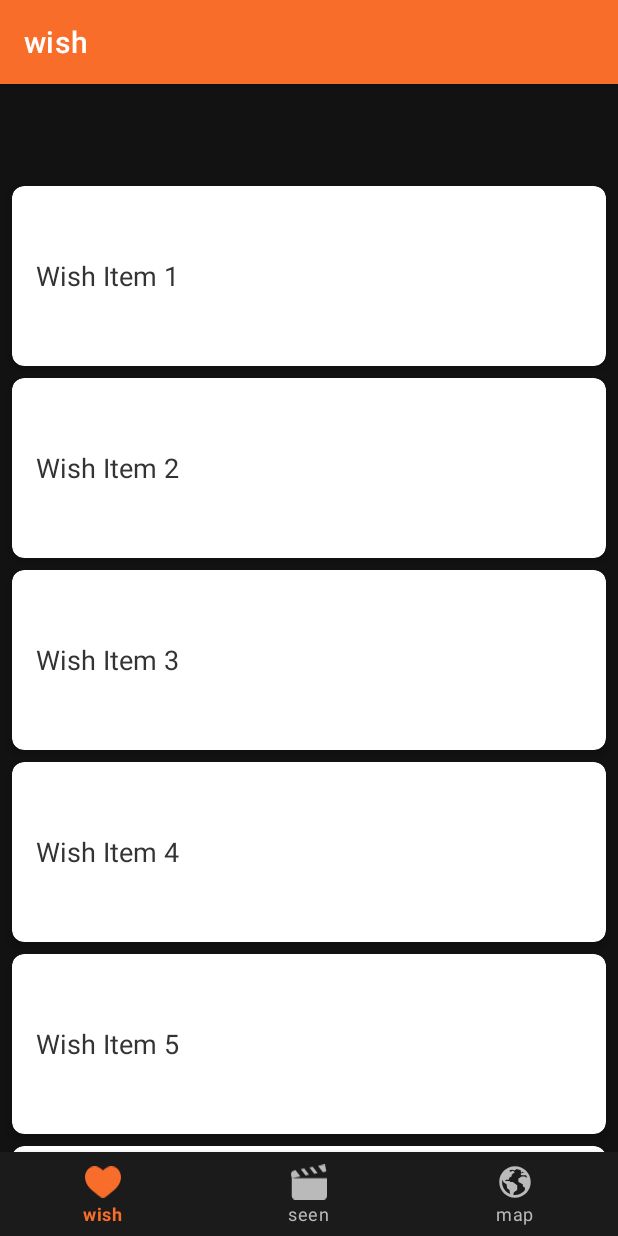
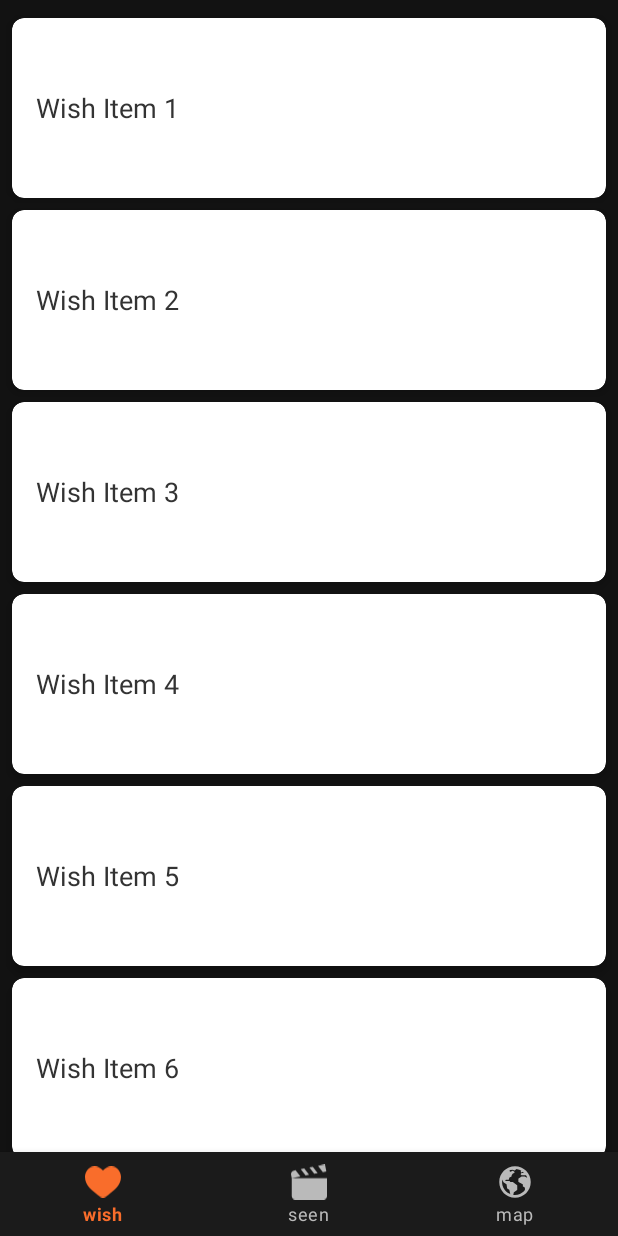
Before and after one commit to lyeonj/madcamp-silverscreen, an Android app: the screen it shows after launch (MainActivity), on a phone screen of 412 x 824 dp. Run offline under Robolectric (Android 15) with nearby library versions, the phone set to English and light mode, and no system bars; our stand-ins replace navigation-ui.

Commit message:
design: 상단 바 제거

```diff
--- a/app/src/main/kotlin/com/example/silverscreen/MainActivity.kt
+++ b/app/src/main/kotlin/com/example/silverscreen/MainActivity.kt
@@ -29,7 +29,7 @@ class MainActivity : AppCompatActivity() {
                 R.id.navigation_wish, R.id.navigation_seen, R.id.navigation_map
             )
         )
-        setupActionBarWithNavController(navController, appBarConfiguration)
+
         navView.setupWithNavController(navController)
     }
 }
--- a/app/src/main/res/layout/activity_main.xml
+++ b/app/src/main/res/layout/activity_main.xml
@@ -4,8 +4,7 @@
     android:id="@+id/container"
     android:layout_width="match_parent"
     android:layout_height="match_parent"
-    android:background="@color/black"
-    android:paddingTop="?attr/actionBarSize">
+    android:background="@color/black">
 
     <com.google.android.material.bottomnavigation.BottomNavigationView
         android:id="@+id/nav_view"
--- a/app/src/main/res/values-night/themes.xml
+++ b/app/src/main/res/values-night/themes.xml
@@ -1,16 +1,15 @@
 <resources xmlns:tools="http://schemas.android.com/tools">
-    <!-- Base application theme. -->
-    <style name="Theme.SilverScreen" parent="Theme.MaterialComponents.DayNight.DarkActionBar">
-        <!-- Primary brand color. -->
+    <!-- Application theme. -->
+    <style name="Theme.SilverScreen" parent="Theme.MaterialComponents.DayNight.NoActionBar">
+        <!-- Primary color -->
         <item name="colorPrimary">@color/orange</item>
         <item name="colorPrimaryVariant">@color/orange</item>
         <item name="colorOnPrimary">@color/black</item>
-        <!-- Secondary brand color. -->
+        <!-- Secondary color -->
         <item name="colorSecondary">@color/teal_200</item>
         <item name="colorSecondaryVariant">@color/teal_200</item>
         <item name="colorOnSecondary">@color/black</item>
-        <!-- Status bar color. -->
+        <!-- Status bar color -->
         <item name="android:statusBarColor">?attr/colorPrimaryVariant</item>
-        <!-- Customize your theme here. -->
     </style>
 </resources>
--- a/app/src/main/res/values/themes.xml
+++ b/app/src/main/res/values/themes.xml
@@ -1,16 +1,15 @@
 <resources xmlns:tools="http://schemas.android.com/tools">
-    <!-- Base application theme. -->
-    <style name="Theme.SilverScreen" parent="Theme.MaterialComponents.DayNight.DarkActionBar">
-        <!-- Primary brand color. -->
+    <!-- Application theme. -->
+    <style name="Theme.SilverScreen" parent="Theme.MaterialComponents.DayNight.NoActionBar">
+        <!-- Primary color -->
         <item name="colorPrimary">@color/orange</item>
         <item name="colorPrimaryVariant">@color/orange</item>
-        <item name="colorOnPrimary">@color/white</item>
-        <!-- Secondary brand color. -->
+        <item name="colorOnPrimary">@color/black</item>
+        <!-- Secondary color -->
         <item name="colorSecondary">@color/teal_200</item>
-        <item name="colorSecondaryVariant">@color/teal_700</item>
+        <item name="colorSecondaryVariant">@color/teal_200</item>
         <item name="colorOnSecondary">@color/black</item>
-        <!-- Status bar color. -->
+        <!-- Status bar color -->
         <item name="android:statusBarColor">?attr/colorPrimaryVariant</item>
-        <!-- Customize your theme here. -->
     </style>
 </resources>
```
